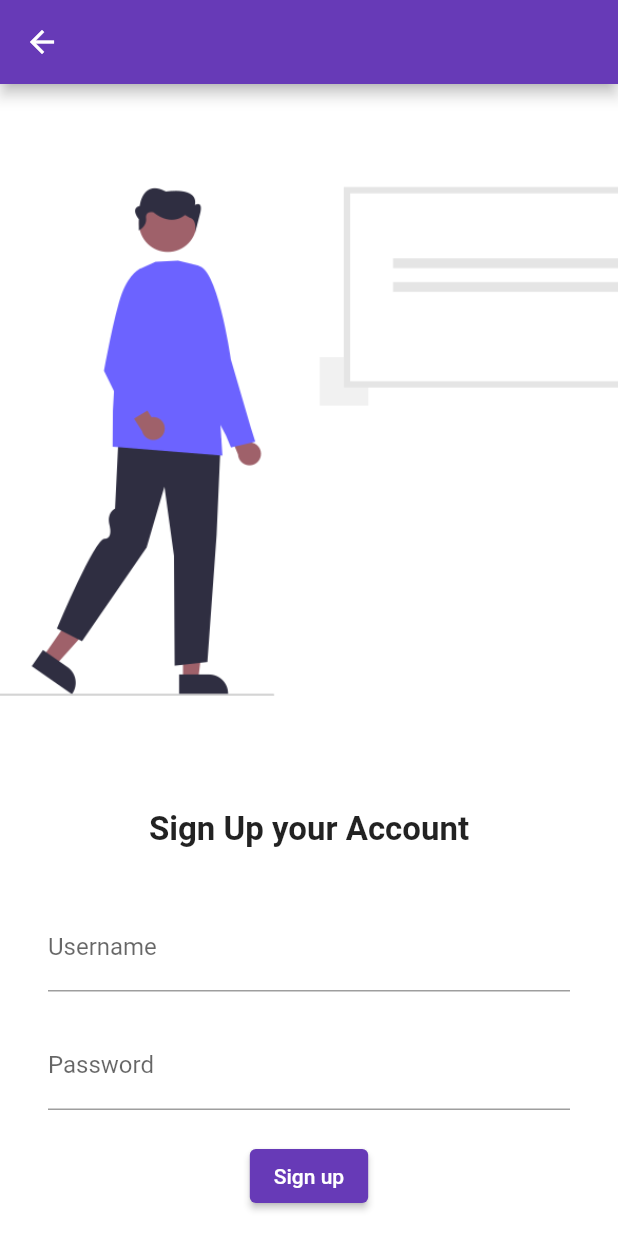
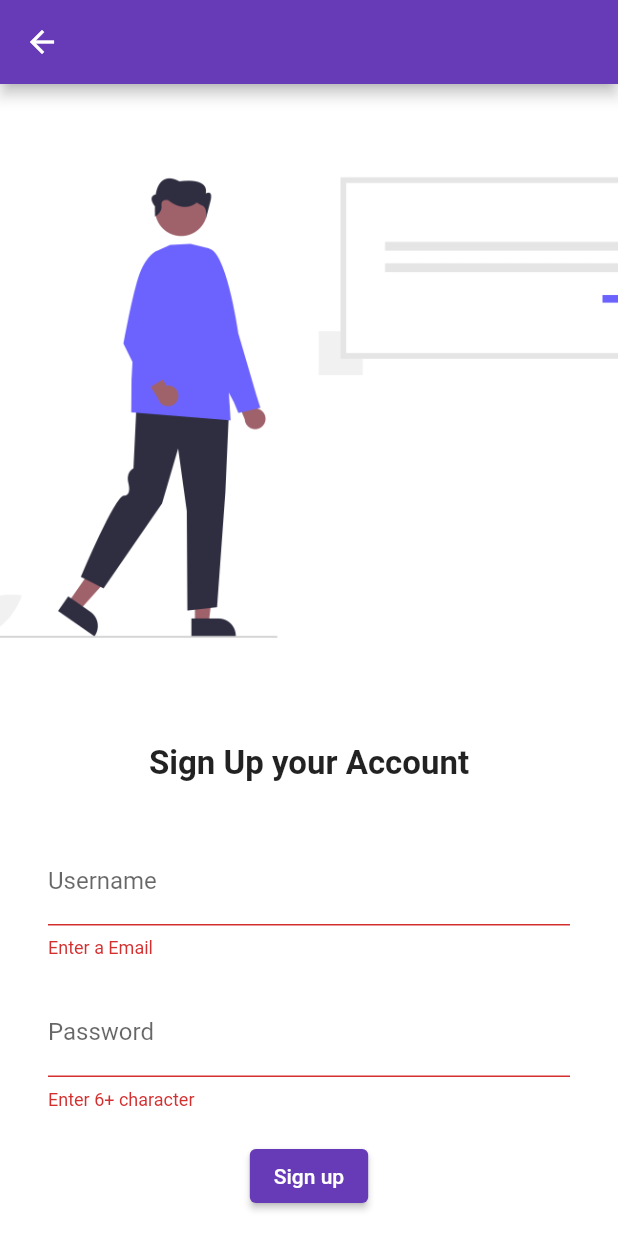
Before and after one commit to nadiraziz/feedbackall, a Flutter app: the SignUp screen opened by its route, after a tap on "Sign up", on a phone screen of 412 x 824 dp. Run offline on Flutter 3.47's test engine with Material 2 defaults, Android fonts, the phone set to English and light mode, and no system bars; our stand-ins replace cloud_firestore, firebase_auth, firebase_core, flutter_rating_bar, google_fonts; accounts and stored records are empty; network calls fail.

Commit message:
all done all error fix

```diff
--- a/lib/Wrapper.dart
+++ b/lib/Wrapper.dart
@@ -1,5 +1,6 @@
 import 'package:feedback/screens/authenticate/login_page.dart';
 import 'package:feedback/screens/home/home.dart';
+import 'package:feedback/screens/welcome_screen.dart';
 import 'package:firebase_auth/firebase_auth.dart';
 import 'package:flutter/material.dart';
 import 'package:provider/provider.dart';
@@ -18,9 +19,10 @@ class _WrapperState extends State<Wrapper> {
   Widget build(BuildContext context) {
     final firebaseUser = context.watch<User?>();
 
+
     if (firebaseUser != null){
       return HomePage();
     }
-    return LoginPage();
+    return WelcomeScreen();
   }
 }
--- a/lib/main.dart
+++ b/lib/main.dart
@@ -2,6 +2,7 @@ import 'dart:ui';
 import 'package:feedback/Wrapper.dart';
 import 'package:feedback/screens/authenticate/login_page.dart';
 import 'package:feedback/screens/authenticate/sign_up.dart';
+import 'package:feedback/screens/home/dashboard.dart';
 import 'package:feedback/screens/home/home.dart';
 import 'package:feedback/screens/rating/rate_screen.dart';
 import 'package:feedback/screens/welcome_screen.dart';
@@ -34,6 +35,7 @@ class MyApp extends StatelessWidget {
           ),
         ],
         child: MaterialApp(
+          debugShowMaterialGrid: false,
           themeMode: ThemeMode.light,
           theme: ThemeData(
           primarySwatch: Colors.deepPurple,
@@ -48,6 +50,7 @@ class MyApp extends StatelessWidget {
             WelcomeScreen.id: (context) => WelcomeScreen(),
             SignUp.id: (context) => SignUp(),
             HomePage.id: (context) => HomePage(),
+            Dashboard.id: (context) => Dashboard(),
           },
         ),
 
--- a/lib/screens/authenticate/login_page.dart
+++ b/lib/screens/authenticate/login_page.dart
@@ -1,5 +1,7 @@
 import 'package:feedback/screens/authenticate/sign_up.dart';
+import 'package:feedback/screens/home/home.dart';
 import 'package:feedback/services/auth.dart';
+import 'package:firebase_auth/firebase_auth.dart';
 import 'package:flutter/material.dart';
 import 'package:provider/provider.dart';
 
@@ -15,8 +17,13 @@ class LoginPage extends StatefulWidget {
 }
 
 class _LoginPageState extends State<LoginPage> {
-  final TextEditingController emailController = TextEditingController();
-  final TextEditingController passwordController = TextEditingController();
+  // final _formKey = GlobalKey<FormState>();
+  // if(_formKey.currentState!.validate()){
+  final User? user = FirebaseAuth.instance.currentUser;
+
+  String email = "";
+  String password = "";
+
 
   @override
   Widget build(BuildContext context) {
@@ -42,10 +49,13 @@ class _LoginPageState extends State<LoginPage> {
                 child: Column(
                   children: [
                     TextFormField(
-                      controller: emailController,
+                      onChanged: (val) => {
+                        setState(() => email = val)
+                      },
+                      validator: (val) => val!.isEmpty ? 'Enter a Email': null,
                       decoration: InputDecoration(
-                          hintText: "Enter Username",
-                          labelText: "Username"
+                          hintText: "Enter Email",
+                          labelText: "Email"
                       ),
                     ),
                     SizedBox(
@@ -53,7 +63,10 @@ class _LoginPageState extends State<LoginPage> {
                     ),
                     TextFormField(
                       keyboardType: TextInputType.emailAddress,
-                      controller: passwordController,
+                      validator: (val) => val!.length < 6 ? 'Enter 6+ character': null,
+                      onChanged: (val) => {
+                        setState(() => password = val)
+                      },
                       obscureText: true,
                       decoration: InputDecoration(
                           hintText: "Enter Password",
@@ -66,10 +79,15 @@ class _LoginPageState extends State<LoginPage> {
                     ElevatedButton(
                       child: Text('Login'),
                       style: TextButton.styleFrom(),
-                      onPressed: (){
-                        context.read<AuthenticationService>().signIn(
-                          email: emailController.text.trim(),
-                          password: passwordController.text.trim());
+                      onPressed: () async {
+                           setState(() {
+                             context.read<AuthenticationService>().signIn(
+                                 email: email,
+                                 password: password);
+                             // Navigator.of(context)
+                             //     .pushNamedAndRemoveUntil(HomePage.id, (Route<dynamic> route) => false);
+                             Navigator.pushNamed(context, HomePage.id);
+                           });
                       },
                     ),
                     SizedBox(
@@ -103,3 +121,9 @@ class _LoginPageState extends State<LoginPage> {
     );
   }
 }
+
+
+
+void goHome(){
+
+}
--- a/lib/screens/authenticate/sign_up.dart
+++ b/lib/screens/authenticate/sign_up.dart
@@ -1,4 +1,5 @@
 import 'package:feedback/services/auth.dart';
+import 'package:firebase_auth/firebase_auth.dart';
 import 'package:flutter/material.dart';
 import 'package:provider/provider.dart';
 
@@ -14,8 +15,14 @@ class SignUp extends StatefulWidget {
 }
 
 class _SignUpState extends State<SignUp> {
-  final TextEditingController emailController = TextEditingController();
-  final TextEditingController passwordController = TextEditingController();
+  final _formKey = GlobalKey<FormState>();
+
+
+  String email = "";
+  String password = "";
+
+
+
   @override
   Widget build(BuildContext context) {
     return Material(
@@ -36,10 +43,15 @@ class _SignUpState extends State<SignUp> {
             ),
             Padding(
               padding: const EdgeInsets.symmetric(vertical: 16.0, horizontal: 32.0),
+              child: Form(
+                key: _formKey,
                 child: Column(
                   children: [
                     TextFormField(
-                    controller: emailController,
+                      onChanged: (val) => {
+                        setState(() => email = val)
+                      },
+                      validator: (val) => val!.isEmpty ? 'Enter a Email': null,
                       decoration: InputDecoration(
                           hintText: "Enter Username",
                           labelText: "Username"
@@ -49,7 +61,10 @@ class _SignUpState extends State<SignUp> {
                       height: 20.0,
                     ),
                     TextFormField(
-                    controller: passwordController,
+                      validator: (val) => val!.length < 6 ? 'Enter 6+ character': null,
+                      onChanged: (val) => {
+                        setState(() => password = val)
+                      },
                       obscureText: true,
                       decoration: InputDecoration(
                           hintText: "Enter Password",
@@ -62,13 +77,18 @@ class _SignUpState extends State<SignUp> {
                     ElevatedButton(
                       child: Text('Sign up'),
                       style: TextButton.styleFrom(),
-                    onPressed: (){
+                      onPressed: () async {
+                        setState(() {
+                          if(_formKey.currentState!.validate()){
                             context.read<AuthenticationService>().signUp(
-                          email: emailController.text.trim(),
-                          password: passwordController.text.trim());
+                                email: email,
+                                password: password);
+                          }
+                        });
                       },
                     ),
                   ]
+                ),
               ),
             ),
         ]),
--- a/lib/screens/welcome_screen.dart
+++ b/lib/screens/welcome_screen.dart
@@ -19,6 +19,7 @@ class _WelcomeScreenState extends State<WelcomeScreen> {
           backgroundColor: Colors.white,
           body: Center(
             child: Column(
+
               children: [
                 SizedBox(
                   height: 100.0,
--- /dev/null
+++ b/lib/services/User.dart
@@ -0,0 +1,5 @@
+class UserModel{
+  final String uid;
+
+  UserModel({required this.uid});
+}
--- a/pubspec.yaml
+++ b/pubspec.yaml
@@ -21,7 +21,8 @@ dependencies:
   provider: ^5.0.0
   google_fonts: ^2.1.0
   firebase_core: ^1.5.0
-  smooth_star_rating: ^1.1.1
+
+  flutter_rating_bar: ^4.0.0
 
 
 dev_dependencies:
```
Also changed, not shown: lib/screens/home/dashboard.dart (added, +32 -0 lines), lib/screens/home/home.dart (+28 -8 lines), lib/screens/rating/rate_screen.dart (+8 -9 lines), lib/services/auth.dart (+24 -4 lines), lib/services/questions.dart (+7 -1 lines), assets/images/home.png (added), pubspec.lock. Lines whose indentation alone changed are shown as unchanged.
